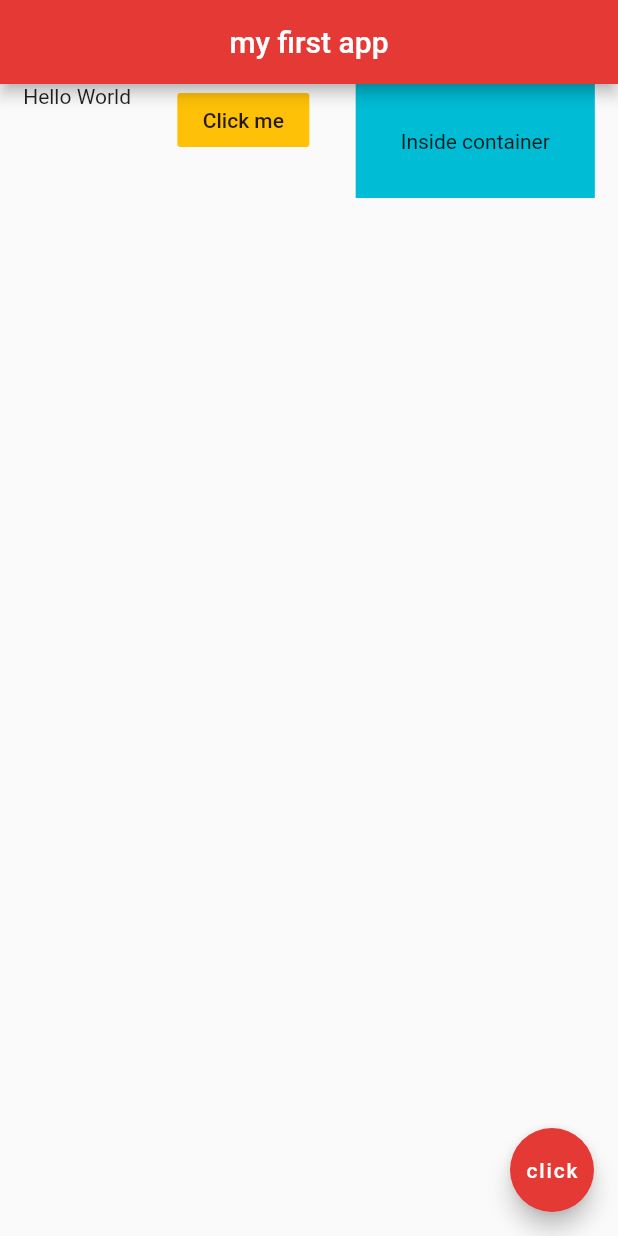
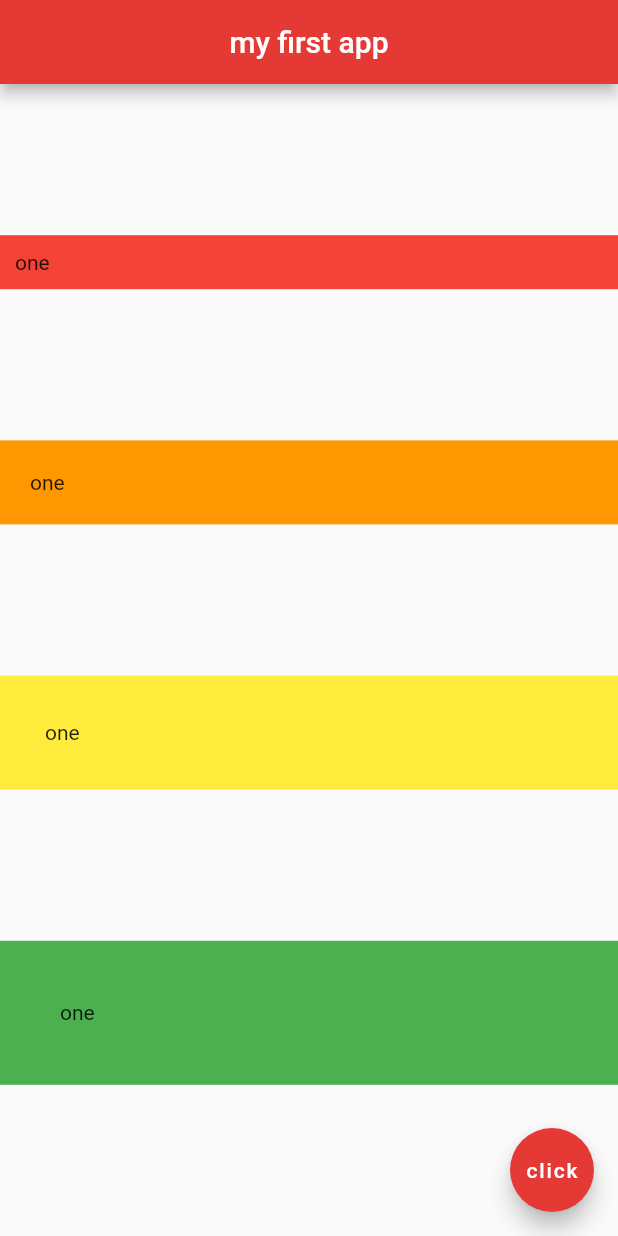
Before and after one commit to james947/my-app, a Flutter app: the screen it shows after launch, on a phone screen of 412 x 824 dp. Run offline on Flutter 3.47's test engine with Material 2 defaults, Android fonts, the phone set to English and light mode, and no system bars.

Commit message:
finishes columns

```diff
--- a/lib/main.dart
+++ b/lib/main.dart
@@ -23,22 +23,30 @@ class Home extends StatelessWidget {
 //        color: Colors.grey[400],
 //        child: Text('Hello'),
 //      ),
-      body: Row(
-        mainAxisAlignment: MainAxisAlignment.spaceAround, // same as flex box
-        crossAxisAlignment: CrossAxisAlignment.start,
+      body: Column(
+        mainAxisAlignment: MainAxisAlignment.spaceEvenly,
+        crossAxisAlignment: CrossAxisAlignment.stretch,
         children: <Widget>[
-          Text('Hello World'),
-          FlatButton(
-            onPressed: () {},
-            color: Colors.amber,
-            child: Text('Click me'),
+          Container(
+            padding: EdgeInsets.all(10.0),
+            color: Colors.red,
+            child: Text('one'),
           ),
           Container(
-            color: Colors.cyan,
+            padding: EdgeInsets.all(20.0),
+            color: Colors.orange,
+            child: Text('one'),
+          ),
+          Container(
             padding: EdgeInsets.all(30.0),
-            child: Text('Inside container'),
-
-          )
+            color: Colors.yellow,
+            child: Text('one'),
+          ),
+          Container(
+            padding: EdgeInsets.all(40.0),
+            color: Colors.green,
+            child: Text('one'),
+          ),
         ],
       ),
       floatingActionButton: FloatingActionButton(
```
